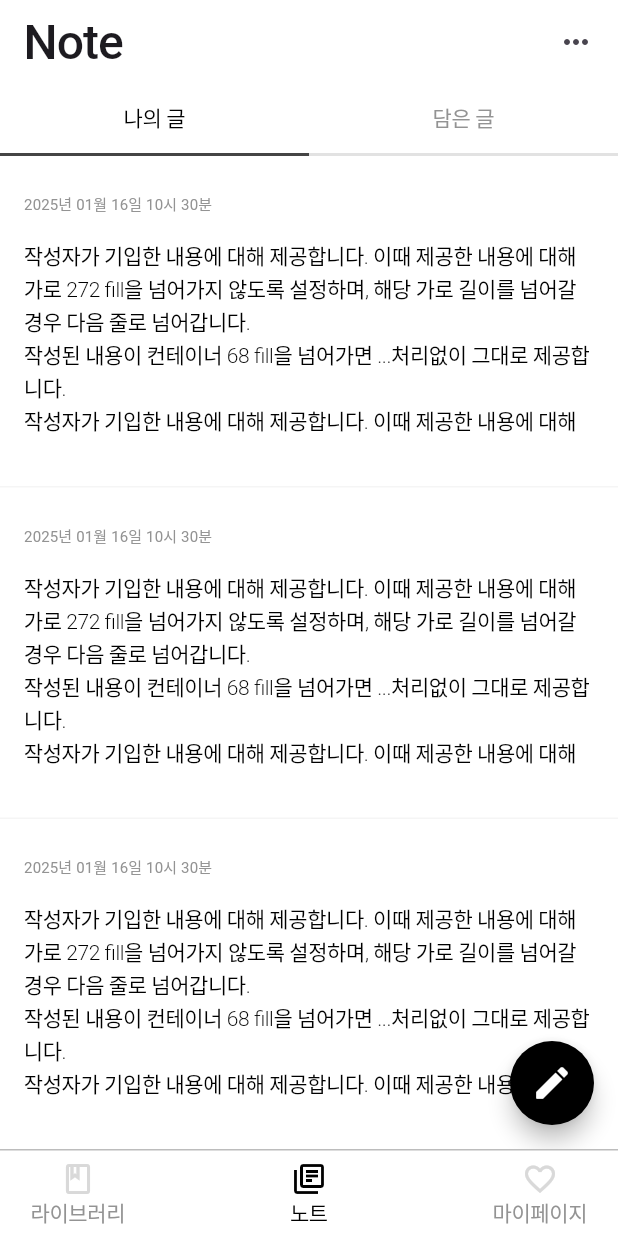
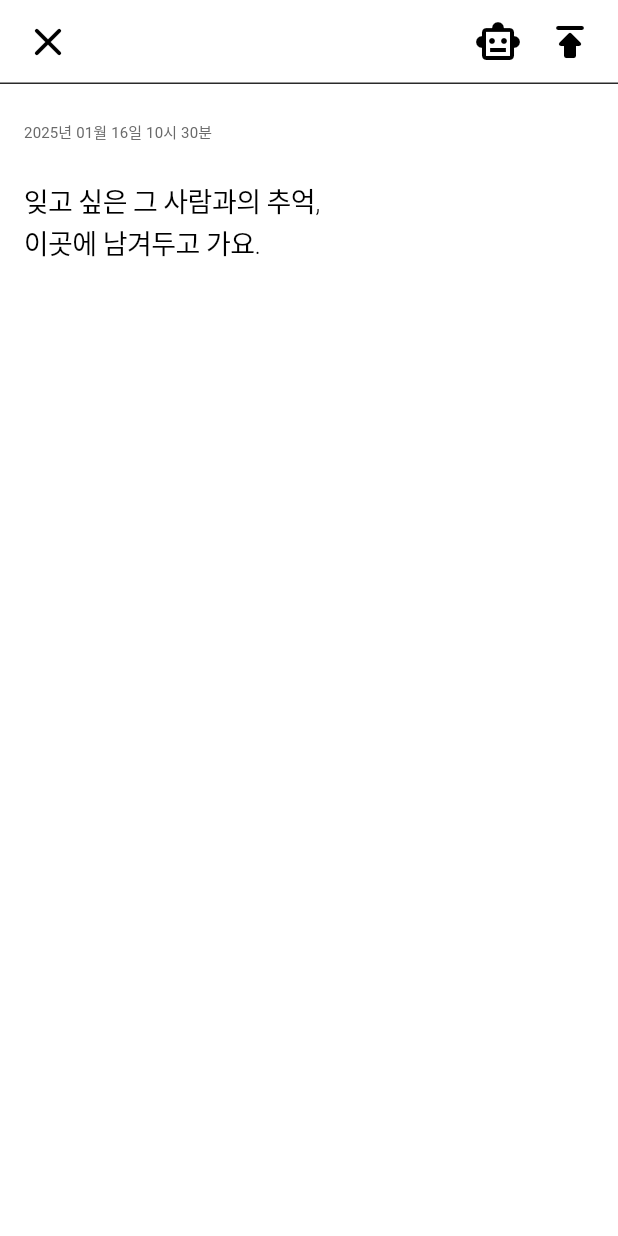
Before and after one commit to Ibyeol-note/client, a Flutter app: the screen it shows after launch, item 2 of the bottom bar chosen, after a tap on the "edit" icon, on a phone screen of 412 x 824 dp. Run offline on Flutter 3.47's test engine with Material 3 defaults, Android fonts, the phone set to English and light mode, and no system bars; our stand-ins replace flutter_dotenv, flutter_riverpod, freezed_annotation, shared_preferences; missing offline and left inert: dart:js; generated files the repository leaves out were written again; network calls fail; Roboto replaces fonts that are missing (MinSans, SpoqaHanSansNeo).

Commit message:
feat: 노트 상세 화면

```diff
--- /dev/null
+++ b/lib/common/models/enums/note_detail_status.dart
@@ -0,0 +1,5 @@
+enum NoteDetailStatus {
+  edit,
+  write,
+  read
+}
--- /dev/null
+++ b/lib/note/note_detail_view.dart
@@ -0,0 +1,184 @@
+import 'package:flutter/cupertino.dart';
+import 'package:flutter/material.dart';
+import 'package:ibyeol_note/common/constants/strings.dart';
+import 'package:ibyeol_note/common/models/enums/note_detail_status.dart';
+import 'package:ibyeol_note/common/styles/colors.dart';
+import 'package:ibyeol_note/common/styles/typos.dart';
+import 'package:ibyeol_note/common/utils/datetime_extensions.dart';
+import 'package:ibyeol_note/common/widgets/app_bar_btn.dart';
+import 'package:ibyeol_note/common/widgets/custom_app_bar.dart';
+import 'package:ibyeol_note/note/widgets/note_cancel_dialog.dart';
+
+class NoteDetailView extends StatefulWidget {
+  const NoteDetailView({super.key, required this.initStatus, this.initContent});
+
+  final NoteDetailStatus initStatus;
+  final String? initContent;
+
+  @override
+  State<NoteDetailView> createState() => _NoteDetailViewState();
+}
+
+class _NoteDetailViewState extends State<NoteDetailView> {
+  late TextEditingController _controller;
+  late NoteDetailStatus _status;
+
+  @override
+  void initState() {
+    _controller = TextEditingController(text: widget.initContent);
+    _status = widget.initStatus;
+    super.initState();
+  }
+
+  void setStatus(NoteDetailStatus newStatus) {
+    setState(() {
+      _status = newStatus;
+    });
+  }
+
+  @override
+  Widget build(BuildContext context) {
+    final bool toForget = true; // [TODO] Setting 값 으로 대체
+    return Scaffold(
+      appBar: LineAppBar(
+        child: AppBar(
+          surfaceTintColor: Colors.white,
+          forceMaterialTransparency: true,
+          toolbarHeight: 48,
+          leading: AppBarBtn(
+            icon: Icons.close_rounded,
+            onTap: () {
+              if (_status == NoteDetailStatus.read) {
+                Navigator.pop(context);
+              } else if (widget.initContent != null &&
+                  _controller.text != widget.initContent) {
+                showCupertinoDialog(
+                  context: context,
+                  builder: (_) => NoteCancelDialog(
+                    title: "수정을 취소하시겠습니까?",
+                    msg: "해당 페이지를 벗어나면 지금까지 수정한 내용이 사라집니다.",
+                    btns: [
+                      Btn((
+                        "확인",
+                        () {
+                          Navigator.pop(context);
+                          Navigator.pop(context);
+                        }
+                      ))
+                    ],
+                    cancelAction: "수정",
+                  ),
+                );
+              } else if (widget.initContent == null &&
+                  _controller.text.isNotEmpty) {
+                showCupertinoDialog(
+                  context: context,
+                  builder: (_) => NoteCancelDialog(
+                    title: "작성을 취소하시겠습니까?",
+                    msg: "해당 페이지를 벗어나면 지금까지 작성한 내용이 사라집니다.",
+                    btns: [
+                      Btn((
+                        "작성취소",
+                        () {
+                          Navigator.pop(context);
+                          Navigator.pop(context);
+                        }
+                      ))
+                    ],
+                    cancelAction: "수정",
+                  ),
+                );
+              } else {
+                Navigator.pop(context);
+              }
+            },
+          ),
+          titleSpacing: 0,
+          leadingWidth: 48,
+          actions: switch (_status) {
+            NoteDetailStatus.write => [
+                AppBarBtn(icon: Icons.smart_toy_outlined, onTap: () {}),
+                AppBarBtn(icon: Icons.publish_rounded, onTap: () {}),
+              ],
+            NoteDetailStatus.read => [
+                PopupMenuButton(
+                  // [TODO] 추후 위젯 변경
+                  icon: const Icon(Icons.more_horiz_rounded),
+                  iconSize: 32,
+                  surfaceTintColor: Colors.transparent,
+                  color: Colors.white.withOpacity(0.9),
+                  menuPadding: const EdgeInsets.symmetric(vertical: 6),
+                  popUpAnimationStyle: AnimationStyle.noAnimation,
+                  itemBuilder: (_) {
+                    final btns = <Btn>[
+                      Btn(("삭제", () {})),
+                      Btn((
+                        "수정",
+                        () {
+                          setStatus(NoteDetailStatus.edit);
+                          print("[PRINT] 수정 버튼 클릭");
+                        },
+                      )),
+                      Btn(("공유", () {})),
+                    ];
+                    return btns
+                        .map(
+                          (e) => PopupMenuItem(
+                            onTap: e.onTap,
+                            padding: const EdgeInsets.symmetric(
+                                vertical: 6, horizontal: 16),
+                            child: Text(
+                              e.txt,
+                              style: Typos.captionLarge.copyWith(
+                                color: MyColors.fontDarkGray,
+                              ),
+                            ),
+                          ),
+                        )
+                        .toList();
+                  },
+                ),
+              ],
+            NoteDetailStatus.edit => [
+                AppBarBtn(
+                  icon: Icons.publish_rounded,
+                  onTap: () => setStatus(NoteDetailStatus.read),
+                ),
+              ]
+          },
+        ),
+      ),
+      body: SingleChildScrollView(
+        child: Padding(
+          padding: EdgeInsets.fromLTRB(
+              16, 24, 16, 32 + MediaQuery.of(context).viewPadding.bottom),
+          child: Column(
+            crossAxisAlignment: CrossAxisAlignment.start,
+            children: [
+              Text(
+                DateTime.now().kor(),
+                style: Typos.captionMedium.copyWith(color: MyColors.fontGray),
+              ),
+              const SizedBox(height: 16),
+              TextField(
+                enabled: _status != NoteDetailStatus.read,
+                controller: _controller,
+                scrollPhysics: const NeverScrollableScrollPhysics(),
+                decoration: InputDecoration(
+                  hintText:
+                      toForget ? DefaultText.toForget : DefaultText.toHold,
+                  hintMaxLines: 2,
+                  hintStyle:
+                      Typos.bodyLarge.copyWith(color: MyColors.fontBlack),
+                  border: InputBorder.none,
+                ),
+                style: Typos.bodySmall.copyWith(color: MyColors.fontBlack),
+                maxLines: null,
+              ),
+            ],
+          ),
+        ),
+      ),
+    );
+  }
+}
--- a/lib/note/note_view.dart
+++ b/lib/note/note_view.dart
@@ -30,6 +30,12 @@ class _NoteViewState extends State<NoteView>
       backgroundColor: MyColors.iconWhite,
       floatingActionButton: FloatingActionButton(
         onPressed: () {
+          Navigator.of(context).push(
+            MaterialPageRoute(
+              builder: (context) =>
+                  const NoteDetailView(initStatus: NoteDetailStatus.write),
+            ),
+          );
         },
         backgroundColor: Colors.black,
         shape: const CircleBorder(),
@@ -41,7 +47,7 @@ class _NoteViewState extends State<NoteView>
       ),
       appBar: CustomAppBar(
           title: "Note",
-          icon: const Icon(Icons.more_horiz_rounded),
+          icon: const Icon(Icons.more_horiz_rounded, size: 32),
           onIconTap: () {}),
       body: Column(
         children: [
```
Also changed, not shown: lib/note/widgets/my_bookmark_view.dart (+8 -0 lines), lib/note/widgets/my_writing_view.dart (+9 -0 lines), lib/note/widgets/note_cancel_dialog.dart (added, +60 -0 lines).
